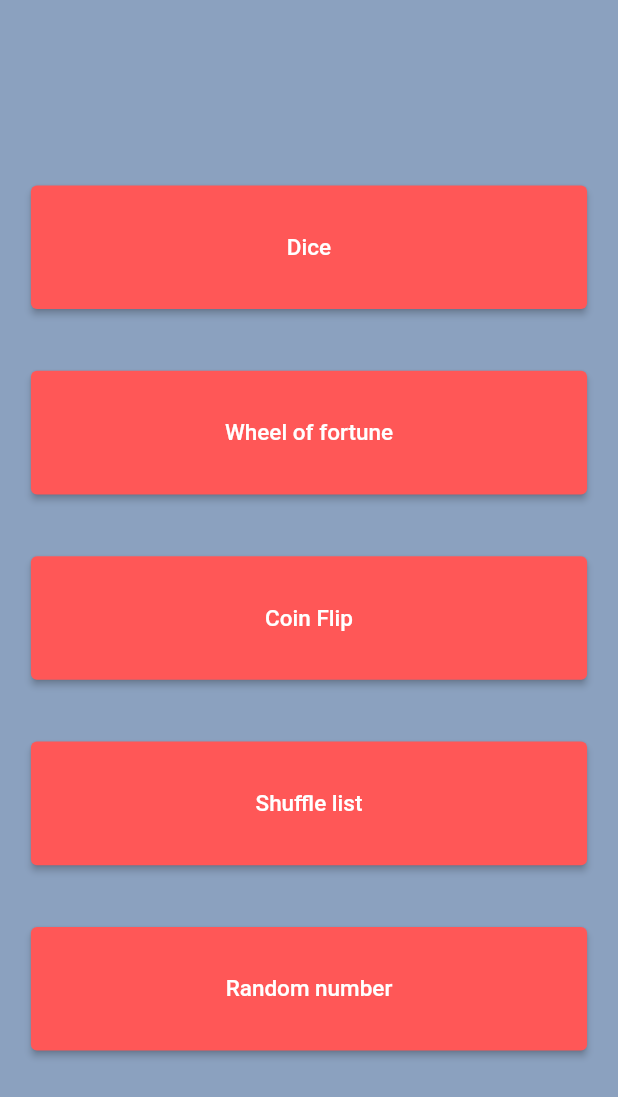
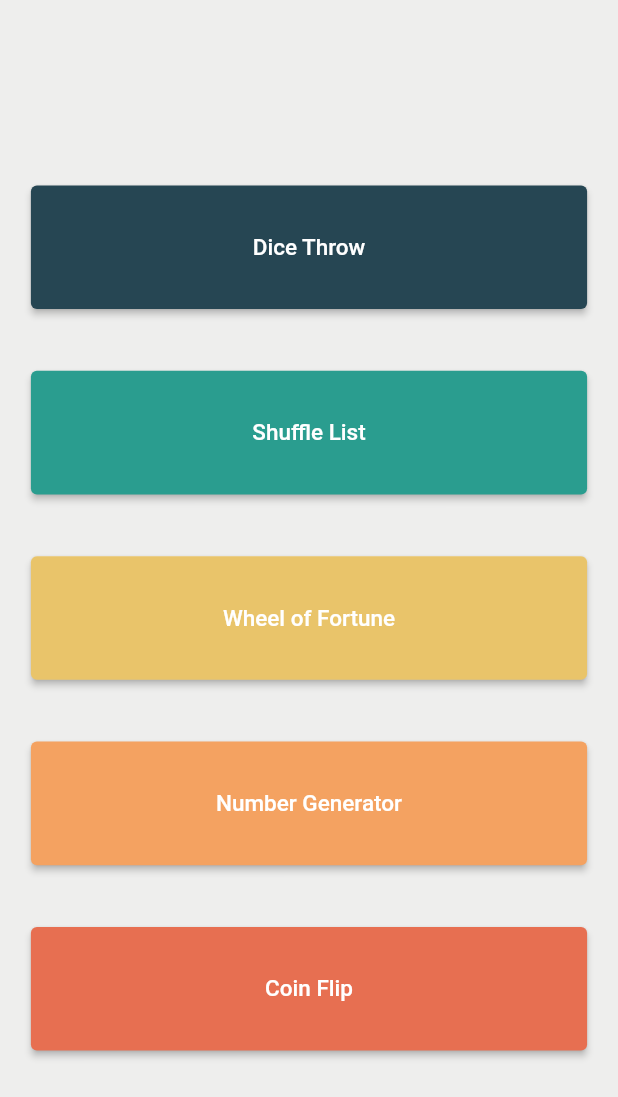
Before and after one commit to yonraf/mobil-software-udvikling, a Flutter app: the screen it shows after launch, on a phone screen of 412 x 824 dp. Shown: the top 1097 px of the screen. Run offline on Flutter 3.47's test engine with Material 2 defaults, Android fonts, the phone set to English and light mode, and no system bars.

Commit message:
Setup colorway and general structure
Added theme colors, and general flow from main menu to features, and back

```diff
--- a/justrandom/lib/constants.dart
+++ b/justrandom/lib/constants.dart
@@ -3,8 +3,14 @@ import 'package:flutter/cupertino.dart';
 //Indsæt farver og padding for tema
 
 const kPrimaryColor = Color.fromARGB(0xFF, 0xFF, 0x57, 0x57);
-const kTextColor = Color.fromARGB(0xFF, 0xE5, 0xEB, 0xE7);
-const kBackgroundColor = Color.fromARGB(0xFF, 0x8B, 0xA1, 0xBF);
+const kTextColor = Color.fromARGB(0xFF, 0x28, 0x18, 0x46);
+const kBackgroundColor = Color.fromARGB(0xFF, 0xEE, 0xEE, 0xED);
+
+const kDiceThemeColor = Color.fromARGB(0xFF, 0x26, 0x46, 0x53);
+const kShuffleThemeColor = Color.fromARGB(0xFF, 0x2A, 0x9D, 0x8F);
+const kWheelThemeColor = Color.fromARGB(0xFF, 0xE9, 0xC4, 0x6A);
+const kNumberThemeColor = Color.fromARGB(0xFF, 0xF4, 0xA2, 0x61);
+const kCoinThemeColor = Color.fromARGB(0xFF, 0xE7, 0x6F, 0x51);
 
 const kDarkerDetailColor = Color.fromARGB(0xFF, 0x28, 0x28, 0x46);
 
--- a/justrandom/lib/main.dart
+++ b/justrandom/lib/main.dart
@@ -1,5 +1,9 @@
+import 'package:flutter/cupertino.dart';
 import 'package:flutter/material.dart';
 import 'package:justrandom/screens/home.dart';
+import 'package:justrandom/fonts/Abel-Regular.ttf';
+//import 'package:google_fonts/google_fonts.dart';
+
 
 import 'constants.dart';
 void main() {
@@ -12,7 +16,7 @@ class MyApp extends StatelessWidget {
   Widget build(BuildContext context) {
     return MaterialApp(
       debugShowCheckedModeBanner: false,
-      title: 'Sneaky',
+      title: 'Just Random',
       theme: ThemeData(
         scaffoldBackgroundColor: kBackgroundColor,
         primaryColor: kPrimaryColor,
--- a/justrandom/lib/screens/components/feauture_button.dart
+++ b/justrandom/lib/screens/components/feauture_button.dart
@@ -6,8 +6,9 @@ import '../dice.dart';
 import '../home.dart';
 
 class FeatureButton extends StatelessWidget {
-  FeatureButton(this.buttonText);
+  FeatureButton(this.buttonText, this.buttonColor);
   var buttonText;
+  Color buttonColor;
 
   @override
   Widget build(BuildContext context) {
@@ -23,8 +24,8 @@ class FeatureButton extends StatelessWidget {
         style: TextStyle(fontSize: 15),
       ),
           style: ElevatedButton.styleFrom(
-            primary: kPrimaryColor,
-            fixedSize: Size(MediaQuery.of(context).size.width * 0.90, MediaQuery.of(context).size.height * 0.1)
+            primary: this.buttonColor,
+            fixedSize: Size(MediaQuery.of(context).size.width * 0.90, MediaQuery.of(context).size.height * 0.1),
           ),),
     );
   }
--- a/justrandom/lib/screens/components/home_button.dart
+++ b/justrandom/lib/screens/components/home_button.dart
@@ -16,7 +16,8 @@ class HomeButton extends StatelessWidget {
         );
       }, child: Icon(Icons.arrow_back),
         style: ElevatedButton.styleFrom(
-          primary: Colors.transparent,
+          primary: Colors.deepOrange,
+          shape: CircleBorder(),
         )
       ),
     );
--- a/justrandom/lib/screens/dice.dart
+++ b/justrandom/lib/screens/dice.dart
@@ -1,16 +1,19 @@
 import 'package:flutter/cupertino.dart';
+import 'package:flutter/material.dart';
 import 'package:justrandom/constants.dart';
 import 'package:justrandom/screens/components/home_button.dart';
+
+import 'home.dart';
 
 class Dice extends StatelessWidget {
   @override
   Widget build(BuildContext context) {
     return Container(
-      child: HomeButton(),
-      decoration: BoxDecoration(
-        color: kPrimaryColor,
+      color: kPrimaryColor,
+      child: Column(
+        children: [HomeButton(),
+        ],
       ),
     );
   }
-
 }
--- a/justrandom/lib/screens/home.dart
+++ b/justrandom/lib/screens/home.dart
@@ -1,5 +1,6 @@
 import 'package:flutter/cupertino.dart';
 import 'package:flutter/material.dart';
+import 'package:justrandom/constants.dart';
 import 'package:justrandom/screens/components/feauture_button.dart';
 
 class Home extends StatelessWidget {
@@ -11,11 +12,11 @@ class Home extends StatelessWidget {
         child: Column(
           mainAxisAlignment: MainAxisAlignment.center,
           children: [
-            FeatureButton("Dice"),
-            FeatureButton("Wheel of fortune"),
-            FeatureButton("Coin Flip"),
-            FeatureButton("Shuffle list"),
-            FeatureButton("Random number"),
+            FeatureButton("Dice Throw", kDiceThemeColor),
+            FeatureButton("Shuffle List", kShuffleThemeColor),
+            FeatureButton("Wheel of Fortune", kWheelThemeColor),
+            FeatureButton("Number Generator", kNumberThemeColor),
+            FeatureButton("Coin Flip", kCoinThemeColor),
           ],
         ),
       )
```
Also changed, not shown: justrandom/pubspec.lock, 1 other file.
